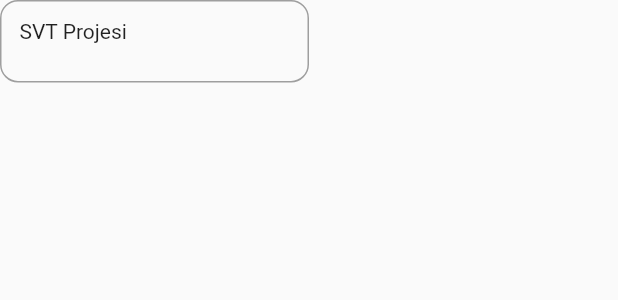
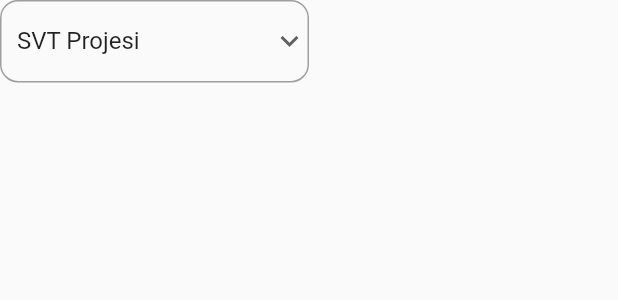
Before and after one commit to haliltirgil/daily_task_app, a Flutter app: the DropdownCategory widget shown alone on an empty page, opened directly, on a phone screen of 412 x 824 dp. Shown: the top 300 px of the screen. Run offline on Flutter 3.47's test engine with Material 2 defaults, Android fonts, the phone set to English and light mode, and no system bars; our stand-ins replace table_calendar; network calls fail.

Commit message:
Add new dropdown button for choose job detail

```diff
--- a/lib/widgets/dropdown_category.dart
+++ b/lib/widgets/dropdown_category.dart
@@ -21,6 +21,26 @@ class _DropdownCategoryState extends State<DropdownCategory> {
   }
 
   Widget _buildJobDetailDropdown(String text) {
+    String value = text;
+
+    var items = [
+      'SVT Projesi',
+      'Banana',
+      'Grapes',
+      'Orange',
+      'İzin',
+      'Pineapple'
+    ];
+
+    var items1 = [
+      'İzin',
+      'Ver',
+      'Calısmak',
+      'Sıktı',
+      'Admin',
+      'Kardes',
+    ];
+
     return Container(
       width: MediaQuery.of(context).size.width / 2,
       height: MediaQuery.of(context).size.height / 15,
@@ -30,9 +50,35 @@ class _DropdownCategoryState extends State<DropdownCategory> {
           const Radius.circular(12.0),
         ),
       ),
-      child: Padding(
-        padding: const EdgeInsets.all(12.0),
-        child: Text(text),
+      child: DropdownButtonHideUnderline(
+        child: DropdownButton(
+          value: value,
+          icon: Icon(Icons.keyboard_arrow_down),
+          items: value == 'SVT Projesi'
+              ? items.map((String items) {
+                  return DropdownMenuItem(
+                      value: items,
+                      child: Padding(
+                        padding: EdgeInsets.only(
+                            left: MediaQuery.of(context).size.width / 40),
+                        child: Text(items),
+                      ));
+                }).toList()
+              : items1.map((String items) {
+                  return DropdownMenuItem(
+                      value: items,
+                      child: Padding(
+                        padding: EdgeInsets.only(
+                            left: MediaQuery.of(context).size.width / 40),
+                        child: Text(items),
+                      ));
+                }).toList(),
+          onChanged: (String newValue) {
+            setState(() {
+              value = newValue;
+            });
+          },
+        ),
       ),
     );
   }
```
Also changed, not shown: lib/widgets/date_picker.dart (renamed from lib/widgets/datePicker.dart).
